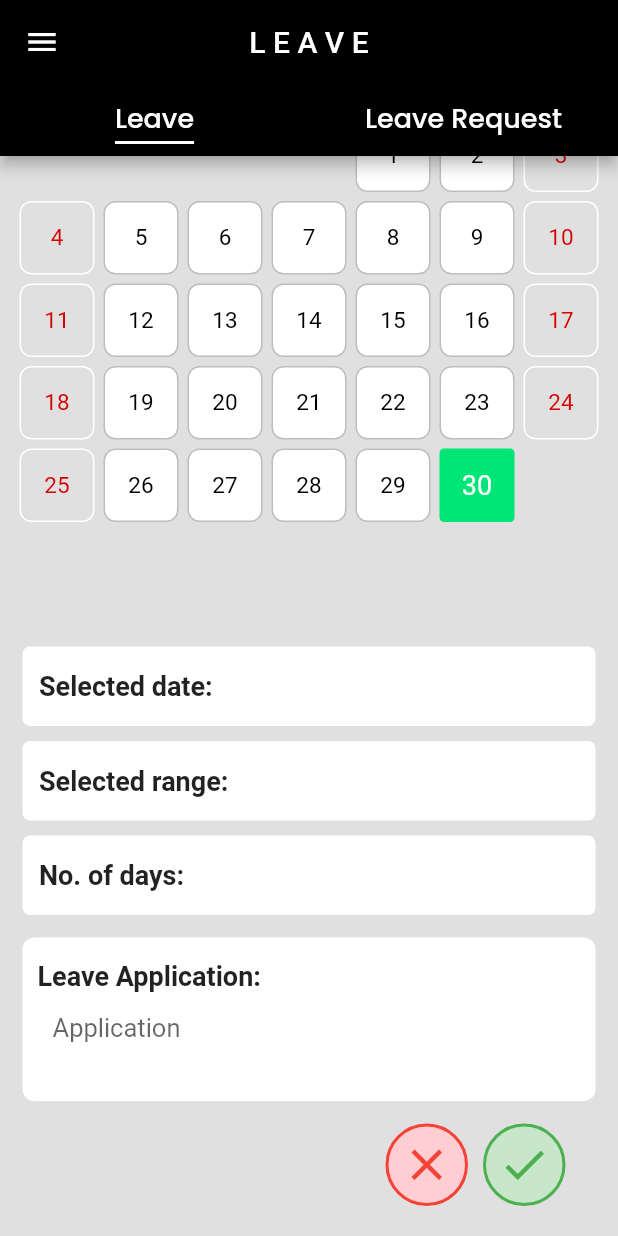
After one commit to DeepanshuGarhkoti109/inxee-hr-system, a Flutter app: the AdminLeavePanel screen opened directly, scrolled down 113 dp, after a tap on the "check" icon, on a phone screen of 412 x 824 dp. The commit adds this screen. Run offline on Flutter 3.47's test engine with Material 2 defaults, Android fonts, the light colour scheme and no system bars; drawn by our look-alikes of syncfusion_flutter_datepicker; our stand-ins replace firebase_core, google_fonts, image_picker, pinput; accounts and stored records are empty.

Commit message:
Apply leave

```diff
--- /dev/null
+++ b/lib/Common_panels/apply_leave.dart
@@ -0,0 +1,337 @@
+// ignore_for_file: prefer_const_constructors
+
+import 'package:flutter/material.dart';
+import 'package:google_fonts/google_fonts.dart';
+import 'package:intl/intl.dart';
+import 'package:syncfusion_flutter_datepicker/datepicker.dart';
+
+class ApplyLeave extends StatefulWidget {
+  const ApplyLeave({Key? key}) : super(key: key);
+
+  @override
+  State<ApplyLeave> createState() => _ApplyLeaveState();
+}
+
+class _ApplyLeaveState extends State<ApplyLeave> {
+  final TextEditingController _applicationController = TextEditingController();
+
+  String _selectedDate = '';
+  String _range = '';
+  String _rangeCount = '';
+  String _application = '';
+  String _selectedDateInput = '';
+  String _rangeInput = '';
+  String _rangeCountInput = '';
+
+  void _onSelectionChanged(DateRangePickerSelectionChangedArgs args) {
+    setState(() {
+      if (args.value is PickerDateRange) {
+        final range = args.value as PickerDateRange;
+        final selectedDates = getSelectedDates(range);
+
+        if (selectedDates.isNotEmpty) {
+          final firstSelectedDate = selectedDates.first;
+          final lastSelectedDate = selectedDates.last;
+
+          final formattedStartDate = formatDateTime(firstSelectedDate);
+          final formattedEndDate = formatDateTime(lastSelectedDate);
+
+          _range = '$formattedStartDate - $formattedEndDate';
+
+          final formattedSelectedDates =
+              selectedDates.map((date) => formatDateTime(date)).toList();
+          _selectedDate = formattedSelectedDates.join(', ');
+
+          _rangeCount = selectedDates.length.toString();
+        } else {
+          _selectedDate = '';
+          _range = '';
+          _rangeCount = '';
+        }
+      }
+    });
+  }
+
+  List<DateTime> getSelectedDates(PickerDateRange range) {
+    final DateTime? startDate = range.startDate;
+    final DateTime? endDate = range.endDate ?? range.startDate;
+
+    final selectedDates = <DateTime>[];
+    DateTime? currentDate = startDate;
+
+    while (currentDate!.isBefore(endDate!) ||
+        currentDate!.isAtSameMomentAs(endDate)) {
+      if (currentDate.weekday != DateTime.sunday) {
+        selectedDates.add(currentDate);
+      }
+      currentDate = currentDate.add(const Duration(days: 1));
+    }
+
+    return selectedDates;
+  }
+
+  String formatDateTime(DateTime dateTime) {
+    return DateFormat('dd/MM/yyyy').format(dateTime);
+  }
+
+// Store the initial range for resetting the calendar
+  PickerDateRange _initialSelectedRange = PickerDateRange(
+    DateTime.now(),
+    DateTime.now(),
+  );
+
+  @override
+  Widget build(BuildContext context) {
+    return Scaffold(
+      backgroundColor: Colors.grey.shade300,
+      body: SingleChildScrollView(
+        child: Container(
+          padding: const EdgeInsets.symmetric(horizontal: 10),
+          child: Column(
+            children: <Widget>[
+              SizedBox(height: 15),
+              Container(
+                height: 400,
+                child: SfDateRangePicker(
+                  onSelectionChanged: _onSelectionChanged,
+                  selectionMode: DateRangePickerSelectionMode.range,
+                  initialSelectedRange: _initialSelectedRange,
+                  startRangeSelectionColor: Colors.greenAccent[400],
+                  endRangeSelectionColor: Colors.red,
+                  rangeSelectionColor: Colors.blue.shade200,
+                  selectionShape: DateRangePickerSelectionShape.rectangle,
+                  selectionTextStyle: const TextStyle(fontSize: 18),
+                  rangeTextStyle: const TextStyle(
+                    fontWeight: FontWeight.w500,
+                    fontSize: 17,
+                  ),
+                  monthCellStyle: DateRangePickerMonthCellStyle(
+                    todayCellDecoration: BoxDecoration(
+                      color: Colors.blue.shade400,
+                      border: Border.all(color: Colors.black, width: 2),
+                      borderRadius: BorderRadius.circular(10),
+                    ),
+                    todayTextStyle: const TextStyle(
+                      fontSize: 18,
+                      fontWeight: FontWeight.w700,
+                      color: Colors.white,
+                    ),
+                    textStyle: const TextStyle(
+                      fontSize: 15,
+                      fontWeight: FontWeight.w400,
+                      color: Colors.black,
+                    ),
+                    cellDecoration: BoxDecoration(
+                      color: Colors.white,
+                      border: Border.all(color: Colors.black26),
+                      borderRadius: BorderRadius.circular(8),
+                    ),
+                    weekendTextStyle: TextStyle(
+                      color: Colors.redAccent.shade700,
+                    ),
+                    weekendDatesDecoration: BoxDecoration(
+                      border: Border.all(color: Colors.white),
+                      borderRadius: BorderRadius.circular(8),
+                    ),
+                  ),
+                  headerStyle: DateRangePickerHeaderStyle(
+                    backgroundColor: Colors.black,
+                    textStyle: GoogleFonts.actor(
+                      fontSize: 20,
+                      fontWeight: FontWeight.w500,
+                      color: Colors.white,
+                    ),
+                  ),
+                ),
+              ),
+              SizedBox(height: 25),
+              Container(
+                child: Column(
+                  crossAxisAlignment: CrossAxisAlignment.start,
+                  children: <Widget>[
+                    buildSelectedInfoContainer(
+                      'Selected date: ',
+                      _selectedDate,
+                    ),
+                    const SizedBox(height: 10),
+                    buildSelectedInfoContainer(
+                      'Selected range: ',
+                      _range,
+                    ),
+                    const SizedBox(height: 10),
+                    buildSelectedInfoContainer(
+                      'No. of days: ',
+                      _rangeCount,
+                    ),
+                    const SizedBox(height: 10),
+                    buildLeaveApplicationForm(),
+                    const SizedBox(height: 10),
+                    submitandcancelButton(),
+                    const SizedBox(height: 20),
+                  ],
+                ),
+              ),
+            ],
+          ),
+        ),
+      ),
+    );
+  }
+
+  Widget buildSelectedInfoContainer(String label, String value) {
+    return Padding(
+      padding: const EdgeInsets.symmetric(horizontal: 5),
+      child: Container(
+        decoration: BoxDecoration(
+          border: Border.all(color: Colors.white),
+          borderRadius: BorderRadius.circular(5),
+          color: Colors.white,
+        ),
+        child: Row(
+          children: [
+            Container(
+              padding: const EdgeInsets.symmetric(horizontal: 10, vertical: 15),
+              child: Text(
+                label,
+                style: GoogleFonts.roboto(
+                  fontSize: 18,
+                  fontWeight: FontWeight.bold,
+                ),
+              ),
+            ),
+            Expanded(
+              child: Container(
+                padding:
+                    const EdgeInsets.symmetric(horizontal: 10, vertical: 15),
+                alignment: Alignment.centerLeft,
+                child: Text(
+                  value,
+                  style: GoogleFonts.actor(
+                    fontSize: 18,
+                    color: Colors.black,
+                  ),
+                ),
+              ),
+            ),
+          ],
+        ),
+      ),
+    );
+  }
+
+  Widget buildLeaveApplicationForm() {
+    return Padding(
+      padding: const EdgeInsets.all(5.0),
+      child: Container(
+        padding: const EdgeInsets.symmetric(horizontal: 10, vertical: 15),
+        decoration: BoxDecoration(
+          color: Colors.white,
+          borderRadius: BorderRadius.circular(8),
+        ),
+        child: Column(
+          crossAxisAlignment: CrossAxisAlignment.start,
+          children: [
+            Text(
+              'Leave Application:',
+              style: GoogleFonts.roboto(
+                fontSize: 18,
+                fontWeight: FontWeight.bold,
+              ),
+            ),
+            Padding(
+              padding: const EdgeInsets.symmetric(horizontal: 10),
+              child: TextFormField(
+                controller: _applicationController,
+                decoration: InputDecoration(
+                    border: InputBorder.none,
+                    hintText: 'Application',
+                    hintStyle: TextStyle(fontSize: 17)),
+                maxLines: null,
+              ),
+            ),
+            SizedBox(height: 10),
+          ],
+        ),
+      ),
+    );
+  }
+
+  Widget submitandcancelButton() {
+    return Padding(
+      padding: EdgeInsets.symmetric(horizontal: 25),
+      child: Container(
+        child: Row(
+          mainAxisAlignment: MainAxisAlignment.end,
+          children: [
+            Container(
+              decoration: BoxDecoration(
+                color: Colors.red.shade100,
+                border: Border.all(color: Colors.red, width: 2),
+                borderRadius: BorderRadius.circular(30),
+              ),
+              child: IconButton(
+                iconSize: 35,
+                onPressed: () {
+                  setState(() {
+                    _selectedDate = ''; // Reset selected date value
+                    _range = ''; // Reset selected range value
+                    _rangeCount = ''; // Reset range count value
+                    _application = ''; // Reset application value
+                    _selectedDateInput = ''; // Reset selected date input value
+                    _rangeInput = ''; // Reset range input value
+                    _rangeCountInput = ''; // Reset range count input value
+                    _applicationController
+                        .clear(); // Clear the application text field
+                    _initialSelectedRange = PickerDateRange(
+                      DateTime.now(),
+                      DateTime.now(),
+                    ); // Reset the initial range of the calendar.
+                  });
+                },
+                icon: Icon(
+                  Icons.close_sharp,
+                  color: Colors.red,
+                ),
+              ),
+            ),
+            SizedBox(width: 10),
+            Container(
+              decoration: BoxDecoration(
+                color: Colors.green.shade100,
+                border: Border.all(color: Colors.green, width: 2),
+                borderRadius: BorderRadius.circular(30),
+              ),
+              child: IconButton(
+                iconSize: 35,
+                onPressed: () {
+                  setState(() {
+                    _selectedDateInput =
+                        _selectedDate; // Store the selected date value
+                    _rangeInput = _range; // Store the selected range value
+                    _rangeCountInput =
+                        _rangeCount; // Store the range count value
+                  });
+
+                  // TODO: Implement leave application submission logic with the form inputs
+
+                  // Reset the form inputs
+                  _selectedDate = '';
+                  _range = '';
+                  _rangeCount = '';
+                  _selectedDateInput = '';
+                  _rangeInput = '';
+                  _rangeCountInput = '';
+                  _applicationController.clear();
+                },
+                icon: Icon(
+                  Icons.check,
+                  color: Colors.green,
+                ),
+              ),
+            ),
+          ],
+        ),
+      ),
+    );
+  }
+}
--- a/lib/panels_ADMIN/admin_home_screen.dart
+++ b/lib/Common_panels/home_screen.dart
@@ -1,13 +1,13 @@
 import 'package:flutter/material.dart';
 
-class HomeAdmin extends StatefulWidget {
-  const HomeAdmin({super.key});
+class HomePage extends StatefulWidget {
+  const HomePage({super.key});
 
   @override
-  State<HomeAdmin> createState() => _HomeAdminState();
+  State<HomePage> createState() => _HomePageState();
 }
 
-class _HomeAdminState extends State<HomeAdmin> {
+class _HomePageState extends State<HomePage> {
   @override
   Widget build(BuildContext context) => Scaffold(
         body: Container(
--- a/lib/panels_ADMIN/profile_page.dart
+++ b/lib/Common_panels/profile_page.dart
@@ -23,6 +23,7 @@ class _AdminProfilePageState extends State<AdminProfilePage> {
   final TextEditingController _designationController = TextEditingController();
   final TextEditingController _dateofjoiningController =
       TextEditingController();
+  final TextEditingController _ageController = TextEditingController();
 
   @override
   void dispose() {
@@ -34,6 +35,7 @@ class _AdminProfilePageState extends State<AdminProfilePage> {
     _dateofbirthController.dispose();
     _designationController.dispose();
     _dateofjoiningController.dispose();
+    _ageController.dispose();
   }
 
   @override
@@ -177,7 +179,7 @@ class _AdminProfilePageState extends State<AdminProfilePage> {
                   Row(
                     children: [
                       Container(
-                        width: 185,
+                        width: 210,
                         child: TextFieldInput(
                           textEditingController: _dateofjoiningController,
                           textInputType: TextInputType.datetime,
@@ -202,13 +204,14 @@ class _AdminProfilePageState extends State<AdminProfilePage> {
                       ),
                       SizedBox(width: 10),
                       Container(
-                          padding:
-                              EdgeInsets.symmetric(horizontal: 10, vertical: 8),
-                          decoration: BoxDecoration(
-                              border: Border.all(color: Colors.black54),
-                              borderRadius: BorderRadius.circular(5)),
-                          width: 100,
-                          height: 47),
+                        width: 100,
+                        child: TextFieldInput(
+                          labeltext: 'Age ',
+                          prefix: Icon(Icons.calendar_today_rounded),
+                          textEditingController: _ageController,
+                          textInputType: TextInputType.number,
+                        ),
+                      ),
                     ],
                   ),
 
--- a/lib/panels_ADMIN/admin_leave_panel.dart
+++ b/lib/panels_ADMIN/admin_leave_panel.dart
@@ -1,4 +1,10 @@
+// ignore_for_file: prefer_const_constructors, prefer_const_literals_to_create_immutables
+
 import 'package:flutter/material.dart';
+import 'package:google_fonts/google_fonts.dart';
+import 'package:inxee_hr_application/Common_panels/apply_leave.dart';
+import 'package:inxee_hr_application/panels_ADMIN/leave_request_to_admin.dart';
+import 'package:inxee_hr_application/panels_ADMIN/navigationbar_admin.dart';
 
 class AdminLeavePanel extends StatefulWidget {
   const AdminLeavePanel({super.key});
@@ -10,6 +16,59 @@ class AdminLeavePanel extends StatefulWidget {
 class _AdminLeavePanelState extends State<AdminLeavePanel> {
   @override
   Widget build(BuildContext context) {
-    return const Placeholder();
+    return DefaultTabController(
+      length: 2,
+      child: Scaffold(
+        backgroundColor: Colors.white,
+        appBar: AppBar(
+          backgroundColor: Colors.black,
+          centerTitle: true,
+          title: Text('L E A V E'),
+          bottom: TabBar(
+            indicatorPadding: EdgeInsets.all(8),
+            indicatorColor: Colors.white,
+            indicatorSize: TabBarIndicatorSize.values.last,
+            tabs: [
+              Tab(
+                child: Container(
+                  padding: EdgeInsets.symmetric(horizontal: 8),
+                  child: Text(
+                    'Leave',
+                    style: GoogleFonts.poppins(
+                        color: Colors.white,
+                        fontSize: 18,
+                        fontWeight: FontWeight.w500),
+                  ),
+                ),
+              ),
+              Tab(
+                child: Container(
+                  child: Text(
+                    'Leave Request',
+                    style: GoogleFonts.poppins(
+                        color: Colors.white,
+                        fontSize: 18,
+                        fontWeight: FontWeight.w500),
+                  ),
+                ),
+              ),
+            ],
+          ),
+        ),
+        drawer: NavigationDrawerAdmin(),
+
+        //
+
+        body: TabBarView(
+          children: [
+            //home tab
+            ApplyLeave(),
+
+            //attendance tab
+            ApplyLeaveToAdmin(),
+          ],
+        ),
+      ),
+    );
   }
 }
--- a/lib/panels_ADMIN/admin_panel.dart
+++ b/lib/panels_ADMIN/admin_panel.dart
@@ -2,8 +2,8 @@
 
 import 'package:flutter/material.dart';
 import 'package:google_fonts/google_fonts.dart';
-import 'package:inxee_hr_application/panels_ADMIN/admin_home_screen.dart';
-import 'package:inxee_hr_application/panels_ADMIN/attendance_page_admin.dart';
+import 'package:inxee_hr_application/Common_panels/home_screen.dart';
+import 'package:inxee_hr_application/Common_panels/attendance_page.dart';
 import 'package:inxee_hr_application/panels_ADMIN/navigationbar_admin.dart';
 
 class AdminPanelHomeScreen extends StatefulWidget {
@@ -25,7 +25,7 @@ class _AdminPanelHomeScreenState extends State<AdminPanelHomeScreen> {
 
         appBar: AppBar(
           backgroundColor: Colors.black,
-          elevation: 100,
+
           centerTitle: true,
           title: Text('A D M I N   P A N E L'),
 
@@ -71,7 +71,7 @@ class _AdminPanelHomeScreenState extends State<AdminPanelHomeScreen> {
         body: TabBarView(
           children: [
             //home tab
-            HomeAdmin(),
+            HomePage(),
 
             //attendance tab
             AttendanceAdminPage(),
--- /dev/null
+++ b/lib/panels_ADMIN/leave_request_to_admin.dart
@@ -0,0 +1,20 @@
+import 'package:flutter/material.dart';
+
+class ApplyLeaveToAdmin extends StatefulWidget {
+  const ApplyLeaveToAdmin({super.key});
+
+  @override
+  State<ApplyLeaveToAdmin> createState() => _ApplyLeaveToAdminState();
+}
+
+class _ApplyLeaveToAdminState extends State<ApplyLeaveToAdmin> {
+  @override
+  Widget build(BuildContext context) => Scaffold(
+        body: Container(
+          width: double.infinity,
+          height: 200,
+          child: Text('Apply for leave to Admin'),
+          color: Colors.blue,
+        ),
+      );
+}
--- a/lib/panels_ADMIN/navigationbar_admin.dart
+++ b/lib/panels_ADMIN/navigationbar_admin.dart
@@ -6,7 +6,7 @@ import 'package:inxee_hr_application/panels_ADMIN/admin_panel.dart';
 import 'package:inxee_hr_application/panels_ADMIN/admin_report_panel.dart';
 import 'package:inxee_hr_application/panels_ADMIN/admin_salary_panel.dart';
 import 'package:inxee_hr_application/panels_ADMIN/check_in_details.dart';
-import 'package:inxee_hr_application/panels_ADMIN/profile_page.dart';
+import 'package:inxee_hr_application/Common_panels/profile_page.dart';
 
 class NavigationDrawerAdmin extends StatelessWidget {
   NavigationDrawerAdmin({super.key});
--- a/pubspec.yaml
+++ b/pubspec.yaml
@@ -40,7 +40,8 @@ dependencies:
   firebase_auth: ^4.6.2
   firebase_storage: ^11.2.2
   image_picker: ^0.8.9
-  intl: ^0.17.0
+  intl: ^0.18.0
+  syncfusion_flutter_datepicker: ^22.1.34
 
 dev_dependencies:
   flutter_test:
```
Also changed, not shown: lib/Common_panels/attendance_page.dart (renamed from lib/panels_ADMIN/attendance_page_admin.dart), pubspec.lock.
